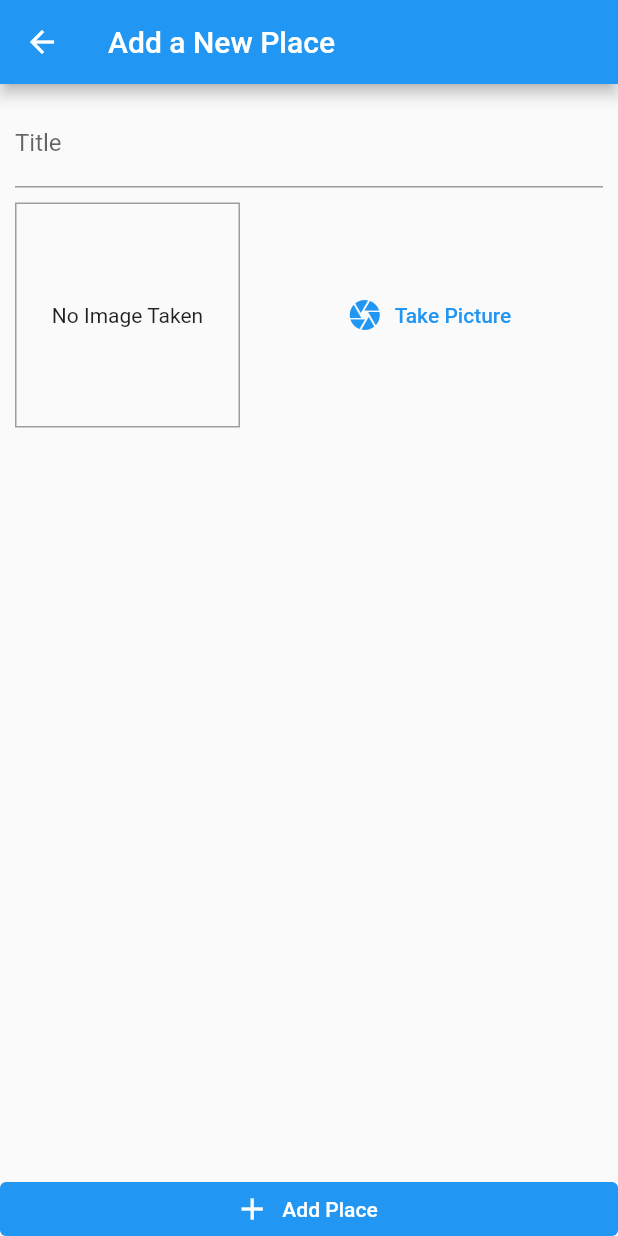
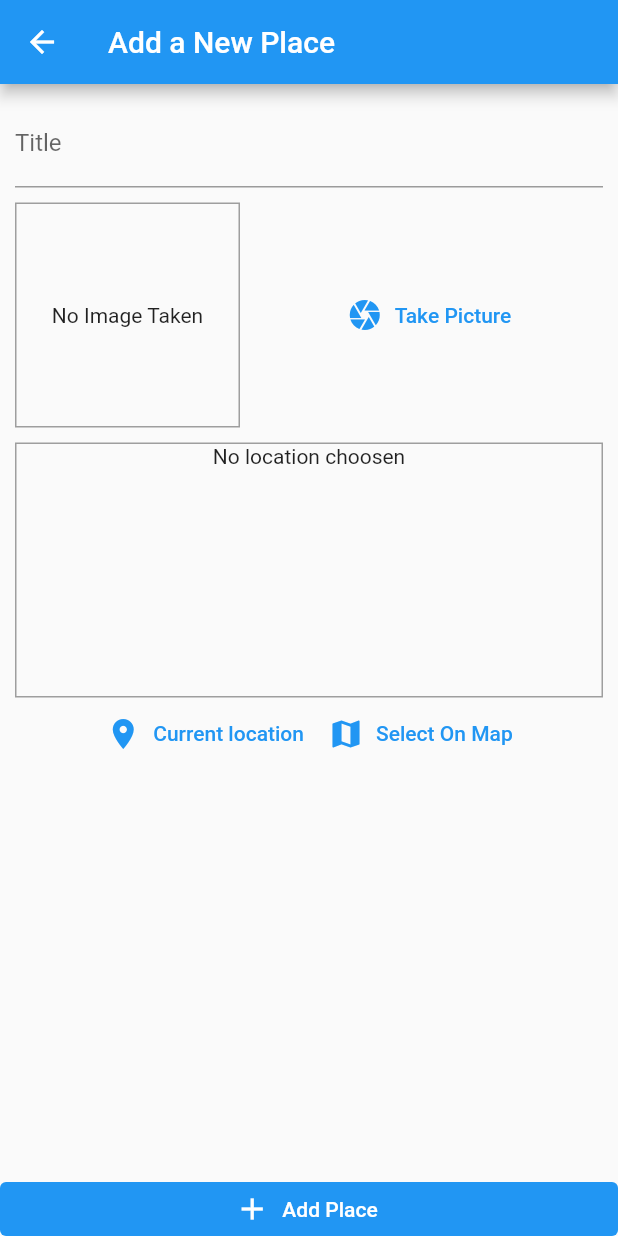
Before and after one commit to truncet/flutter-places, a Flutter app: the screen it shows after launch, after a tap on the "add" icon, on a phone screen of 412 x 824 dp. Run offline on Flutter 3.47's test engine with Material 2 defaults, Android fonts, the phone set to English and light mode, and no system bars; our stand-ins replace image_picker, location, sqflite; accounts and stored records are empty.

Commit message:
location added

```diff
--- /dev/null
+++ b/lib/helpers/db_helper.dart
@@ -0,0 +1,33 @@
+import 'package:sqflite/sqflite.dart' as sql;
+import 'package:path/path.dart' as path;
+
+class DBHelper {
+  static Future<sql.Database> database() async {
+    final dbPath = await sql.getDatabasesPath();
+    return sql.openDatabase(
+      path.join(dbPath, 'places.db'),
+      onCreate: (db, version) {
+        return db.execute(
+            'CREATE TABLE user_places(id TEXT PRIMARY KEY, title TEXT, image TEXT)');
+      },
+      version: 1,
+    );
+  }
+
+  static Future<void> insert(
+    String table,
+    Map<String, Object> data,
+  ) async {
+    final db = await DBHelper.database();
+    db.insert(
+      table,
+      data,
+      conflictAlgorithm: sql.ConflictAlgorithm.replace,
+    );
+  }
+
+  static Future<List<Map<String, Object>>> getData(String table) async {
+    final db = await DBHelper.database();
+    return db.query(table);
+  }
+}
--- /dev/null
+++ b/lib/helpers/location_helper.dart
@@ -0,0 +1,13 @@
+const GOOGLE_API_KEY = 'AIzaSyCS7i1QqsihZsAREbkk8FF_ouMenSK3QaE';
+
+class LocationHelper {
+  static String generateLocationPreviewImage({
+    double latitude,
+    double longitude,
+  }) {
+    final t =
+        'https://maps.googleapis.com/maps/api/staticmap?center=&$latitude,$longitude&zoom=13&size=600x300&maptype=roadmap&markers=color:red%7Clabel:C%7C$latitude,$longitude&key=$GOOGLE_API_KEY';
+    print(t);
+    return t;
+  }
+}
--- a/lib/providers/great_places.dart
+++ b/lib/providers/great_places.dart
@@ -1,6 +1,9 @@
+import 'dart:io';
+import 'package:flutter/cupertino.dart';
 import 'package:flutter/foundation.dart';
 
 import '../models/place.dart';
+import '../helpers/db_helper.dart';
 
 class GreatPlaces with ChangeNotifier {
   List<Place> _items = [];
@@ -8,4 +11,36 @@
   List<Place> get items {
     return [..._items];
   }
+
+  void addPlace(
+    String pickedTitle,
+    File pickedImage,
+  ) {
+    final newPlace = Place(
+      id: DateTime.now().toString(),
+      image: pickedImage,
+      title: pickedTitle,
+      location: null,
+    );
+    _items.add(newPlace);
+    notifyListeners();
+    DBHelper.insert('user_places', {
+      'id': newPlace.id,
+      'image': newPlace.image.path,
+      'title': newPlace.title
+    });
+  }
+
+  Future<void> fetchAndSetPlaces() async {
+    final dataList = await DBHelper.getData('user_places');
+    _items = dataList
+        .map((item) => Place(
+              id: item['id'],
+              title: item['title'],
+              image: File(item['image']),
+              location: null,
+            ))
+        .toList();
+    notifyListeners();
+  }
 }
--- a/lib/screens/add_place_screen.dart
+++ b/lib/screens/add_place_screen.dart
@@ -1,6 +1,11 @@
+import 'dart:io';
+
 import 'package:flutter/material.dart';
+import 'package:provider/provider.dart';
 
 import '../widgets/image_input.dart';
+import '../widgets/location_input.dart';
+import '../providers/great_places.dart';
 
 class AddPlaceScreen extends StatefulWidget {
   static const routeName = '/add-place';
@@ -10,6 +15,23 @@
 
 class _AddPlaceScreenState extends State<AddPlaceScreen> {
   final _titleController = TextEditingController();
+  File _pickedImage;
+
+  void _selectImage(File pickedImage) {
+    _pickedImage = pickedImage;
+  }
+
+  void _savePlace() {
+    if (_titleController.text.isEmpty || _pickedImage == null) {
+      return;
+    }
+    Provider.of<GreatPlaces>(context, listen: false).addPlace(
+      _titleController.text,
+      _pickedImage,
+    );
+    Navigator.of(context).pop();
+  }
+
   @override
   Widget build(BuildContext context) {
     return Scaffold(
@@ -34,12 +56,14 @@
                 SizedBox(
                   height: 10,
                 ),
-                ImageInput(),
+                ImageInput(_selectImage),
+                SizedBox(height: 10),
+                LocationInput(),
               ],
             ),
           )),
           ElevatedButton.icon(
-              onPressed: () {},
+            onPressed: _savePlace,
             icon: Icon(Icons.add),
             label: Text('Add Place'),
             style: ButtonStyle(
@@ -48,7 +72,8 @@
               backgroundColor: MaterialStateProperty.all<Color>(
                 Theme.of(context).accentColor,
               ),
-              )),
+            ),
+          ),
         ],
       ),
     );
--- a/lib/screens/places_list_screen.dart
+++ b/lib/screens/places_list_screen.dart
@@ -1,6 +1,8 @@
 import 'package:flutter/material.dart';
+import 'package:provider/provider.dart';
 
 import './add_place_screen.dart';
+import '../providers/great_places.dart';
 
 class PlacesListScreen extends StatelessWidget {
   @override
@@ -19,8 +21,33 @@
           ),
         ],
       ),
-      body: Center(
-        child: CircularProgressIndicator(),
+      body: FutureBuilder(
+        future: Provider.of<GreatPlaces>(context, listen: false)
+            .fetchAndSetPlaces(),
+        builder: (ctx, snapshot) => snapshot.connectionState ==
+                ConnectionState.waiting
+            ? Center(
+                child: CircularProgressIndicator(),
+              )
+            : Consumer<GreatPlaces>(
+                child: Center(
+                  child: Text('Got no places yet, start adding some'),
+                ),
+                builder: (ctx, greatPlaces, ch) => greatPlaces.items.length <= 0
+                    ? ch
+                    : ListView.builder(
+                        itemCount: greatPlaces.items.length,
+                        itemBuilder: (ctx, index) => ListTile(
+                          leading: CircleAvatar(
+                            backgroundImage: FileImage(
+                              greatPlaces.items[index].image,
+                            ),
+                          ),
+                          title: Text(greatPlaces.items[index].title),
+                          onTap: () {},
+                        ),
+                      ),
+              ),
       ),
     );
   }
--- /dev/null
+++ b/lib/widgets/location_input.dart
@@ -0,0 +1,68 @@
+import 'package:flutter/material.dart';
+import 'package:location/location.dart';
+
+import '../helpers/location_helper.dart';
+
+class LocationInput extends StatefulWidget {
+  @override
+  _LocationInputState createState() => _LocationInputState();
+}
+
+class _LocationInputState extends State<LocationInput> {
+  String _previewImageUrl;
+
+  Future<void> _getCurrentUserLocation() async {
+    final locData = await Location().getLocation();
+    final staticMapImageUrl = LocationHelper.generateLocationPreviewImage(
+      latitude: locData.latitude,
+      longitude: locData.longitude,
+    );
+
+    setState(() {
+      _previewImageUrl = staticMapImageUrl;
+    });
+  }
+
+  @override
+  Widget build(BuildContext context) {
+    return Column(
+      children: [
+        Container(
+          height: 170,
+          width: double.infinity,
+          decoration: BoxDecoration(
+            border: Border.all(
+              width: 1,
+              color: Colors.grey,
+            ),
+          ),
+          child: _previewImageUrl == null
+              ? Text(
+                  'No location choosen',
+                  textAlign: TextAlign.center,
+                )
+              : Image.network(
+                  _previewImageUrl,
+                  fit: BoxFit.cover,
+                  width: double.infinity,
+                ),
+        ),
+        Row(
+          mainAxisAlignment: MainAxisAlignment.center,
+          children: [
+            TextButton.icon(
+              onPressed: _getCurrentUserLocation,
+              icon: Icon(Icons.location_on),
+              label: Text('Current location'),
+            ),
+            TextButton.icon(
+              onPressed: () {},
+              icon: Icon(Icons.map),
+              label: Text('Select On Map'),
+            ),
+          ],
+        ),
+      ],
+    );
+  }
+}
--- a/pubspec.yaml
+++ b/pubspec.yaml
@@ -30,6 +30,11 @@
   cupertino_icons: ^1.0.2
   provider: ^5.0.0
   image_picker: ^0.7.4
+  path_provider: ^2.0.1
+  path: ^1.8.0
+  sqflite: ^2.0.0+3
+  location: ^4.1.1
+  google_maps_flutter: ^2.0.3
 
 dev_dependencies:
   flutter_test:
```
Also changed, not shown: lib/widgets/image_input.dart (+20 -1 lines), pubspec.lock, 1 other file. Lines whose indentation alone changed are shown as unchanged.
